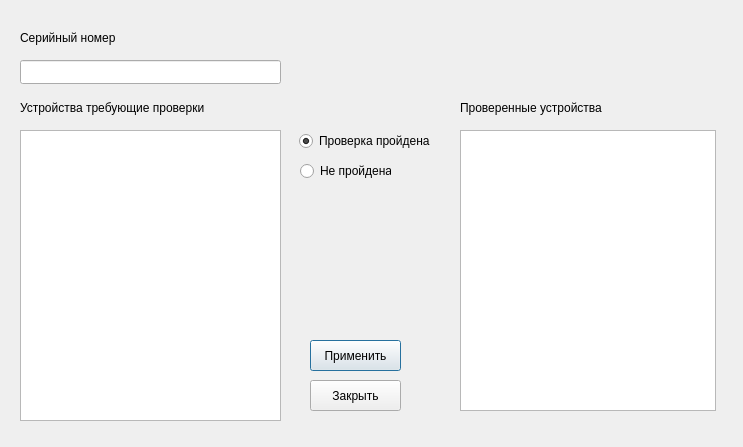
Above: app/otkcontrolwindow.ui from AlexeyScherbakov2021/Remont before the change. Below: the same form after it.
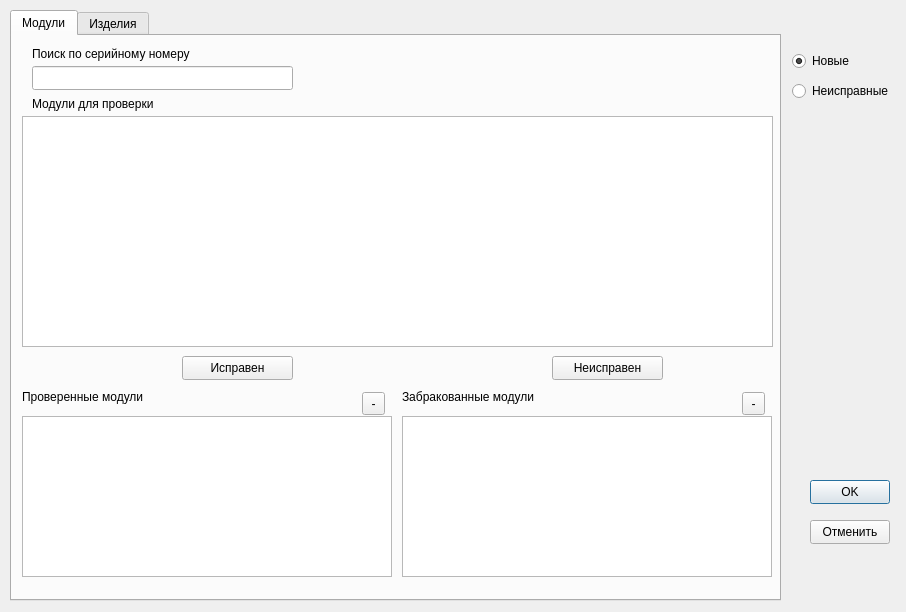
That is the form after the change.

Diff of the .ui file:
```diff
--- a/app/otkcontrolwindow.ui
+++ b/app/otkcontrolwindow.ui
@@ -6,70 +6,361 @@
    <rect>
     <x>0</x>
     <y>0</y>
-    <width>743</width>
-    <height>447</height>
+    <width>906</width>
+    <height>612</height>
    </rect>
   </property>
   <property name="windowTitle">
    <string>Проверка ОТК</string>
   </property>
-  <widget class="QLabel" name="label">
+  <widget class="QPushButton" name="pbOK">
    <property name="geometry">
     <rect>
-     <x>20</x>
-     <y>30</y>
-     <width>121</width>
-     <height>16</height>
+     <x>810</x>
+     <y>480</y>
+     <width>80</width>
+     <height>24</height>
     </rect>
    </property>
    <property name="text">
-    <string>Серийный номер</string>
+    <string>OK</string>
    </property>
   </widget>
-  <widget class="QLineEdit" name="leNumber">
+  <widget class="QPushButton" name="pbCancel">
    <property name="geometry">
     <rect>
-     <x>20</x>
-     <y>60</y>
-     <width>261</width>
+     <x>810</x>
+     <y>520</y>
+     <width>80</width>
      <height>24</height>
     </rect>
    </property>
-  </widget>
-  <widget class="QListWidget" name="lwDevice">
-   <property name="geometry">
-    <rect>
-     <x>20</x>
-     <y>130</y>
-     <width>261</width>
-     <height>291</height>
-    </rect>
+   <property name="text">
+    <string>Отменить</string>
    </property>
   </widget>
-  <widget class="QLabel" name="label_2">
+  <widget class="QTabWidget" name="tabWidget">
    <property name="geometry">
     <rect>
-     <x>20</x>
-     <y>100</y>
-     <width>211</width>
-     <height>16</height>
+     <x>10</x>
+     <y>10</y>
+     <width>771</width>
+     <height>591</height>
     </rect>
    </property>
-   <property name="text">
-    <string>Устройства требующие проверки</string>
+   <property name="currentIndex">
+    <number>0</number>
    </property>
+   <widget class="QWidget" name="tab">
+    <attribute name="title">
+     <string>Модули</string>
+    </attribute>
+    <widget class="QLabel" name="label">
+     <property name="geometry">
+      <rect>
+       <x>20</x>
+       <y>10</y>
+       <width>191</width>
+       <height>16</height>
+      </rect>
+     </property>
+     <property name="text">
+      <string>Поиск по серийному номеру</string>
+     </property>
+    </widget>
+    <widget class="QLineEdit" name="leNumModul">
+     <property name="geometry">
+      <rect>
+       <x>20</x>
+       <y>30</y>
+       <width>261</width>
+       <height>24</height>
+      </rect>
+     </property>
+    </widget>
+    <widget class="QLabel" name="label_2">
+     <property name="geometry">
+      <rect>
+       <x>20</x>
+       <y>60</y>
+       <width>211</width>
+       <height>16</height>
+      </rect>
+     </property>
+     <property name="text">
+      <string>Модули для проверки</string>
+     </property>
+    </widget>
+    <widget class="QListWidget" name="lwModul">
+     <property name="geometry">
+      <rect>
+       <x>10</x>
+       <y>80</y>
+       <width>751</width>
+       <height>231</height>
+      </rect>
+     </property>
+    </widget>
+    <widget class="QPushButton" name="pbCheck">
+     <property name="geometry">
+      <rect>
+       <x>170</x>
+       <y>320</y>
+       <width>111</width>
+       <height>24</height>
+      </rect>
+     </property>
+     <property name="text">
+      <string>Исправен</string>
+     </property>
+    </widget>
+    <widget class="QPushButton" name="pbBroken">
+     <property name="geometry">
+      <rect>
+       <x>540</x>
+       <y>320</y>
+       <width>111</width>
+       <height>24</height>
+      </rect>
+     </property>
+     <property name="text">
+      <string>Неисправен</string>
+     </property>
+    </widget>
+    <widget class="QLabel" name="label_3">
+     <property name="geometry">
+      <rect>
+       <x>10</x>
+       <y>353</y>
+       <width>161</width>
+       <height>16</height>
+      </rect>
+     </property>
+     <property name="text">
+      <string>Проверенные модули</string>
+     </property>
+    </widget>
+    <widget class="QListWidget" name="lwChecked">
+     <property name="geometry">
+      <rect>
+       <x>10</x>
+       <y>380</y>
+       <width>370</width>
+       <height>161</height>
+      </rect>
+     </property>
+    </widget>
+    <widget class="QToolButton" name="tbDelCheck">
+     <property name="geometry">
+      <rect>
+       <x>350</x>
+       <y>356</y>
+       <width>23</width>
+       <height>23</height>
+      </rect>
+     </property>
+     <property name="text">
+      <string>-</string>
+     </property>
+    </widget>
+    <widget class="QLabel" name="label_4">
+     <property name="geometry">
+      <rect>
+       <x>390</x>
+       <y>353</y>
+       <width>161</width>
+       <height>16</height>
+      </rect>
+     </property>
+     <property name="text">
+      <string>Забракованные модули</string>
+     </property>
+    </widget>
+    <widget class="QToolButton" name="tbDelBroken">
+     <property name="geometry">
+      <rect>
+       <x>730</x>
+       <y>356</y>
+       <width>23</width>
+       <height>23</height>
+      </rect>
+     </property>
+     <property name="text">
+      <string>-</string>
+     </property>
+    </widget>
+    <widget class="QListWidget" name="lwBroken">
+     <property name="geometry">
+      <rect>
+       <x>390</x>
+       <y>380</y>
+       <width>370</width>
+       <height>161</height>
+      </rect>
+     </property>
+    </widget>
+   </widget>
+   <widget class="QWidget" name="tab_2">
+    <attribute name="title">
+     <string>Изделия</string>
+    </attribute>
+    <widget class="QLabel" name="label_5">
+     <property name="geometry">
+      <rect>
+       <x>390</x>
+       <y>353</y>
+       <width>140</width>
+       <height>16</height>
+      </rect>
+     </property>
+     <property name="text">
+      <string>Забракованные модули</string>
+     </property>
+    </widget>
+    <widget class="QToolButton" name="tbDelCheckProd">
+     <property name="geometry">
+      <rect>
+       <x>350</x>
+       <y>355</y>
+       <width>23</width>
+       <height>23</height>
+      </rect>
+     </property>
+     <property name="text">
+      <string>-</string>
+     </property>
+    </widget>
+    <widget class="QListWidget" name="lwBrokenProd">
+     <property name="geometry">
+      <rect>
+       <x>390</x>
+       <y>380</y>
+       <width>370</width>
+       <height>161</height>
+      </rect>
+     </property>
+    </widget>
+    <widget class="QLabel" name="label_6">
+     <property name="geometry">
+      <rect>
+       <x>20</x>
+       <y>10</y>
+       <width>191</width>
+       <height>16</height>
+      </rect>
+     </property>
+     <property name="text">
+      <string>Поиск по серийному номеру</string>
+     </property>
+    </widget>
+    <widget class="QLabel" name="label_7">
+     <property name="geometry">
+      <rect>
+       <x>10</x>
+       <y>353</y>
+       <width>131</width>
+       <height>16</height>
+      </rect>
+     </property>
+     <property name="text">
+      <string>Проверенные модули</string>
+     </property>
+    </widget>
+    <widget class="QLabel" name="label_8">
+     <property name="geometry">
+      <rect>
+       <x>20</x>
+       <y>60</y>
+       <width>211</width>
+       <height>16</height>
+      </rect>
+     </property>
+     <property name="text">
+      <string>Модули для проверки</string>
+     </property>
+    </widget>
+    <widget class="QLineEdit" name="leNumProduct">
+     <property name="geometry">
+      <rect>
+       <x>20</x>
+       <y>30</y>
+       <width>261</width>
+       <height>24</height>
+      </rect>
+     </property>
+    </widget>
+    <widget class="QPushButton" name="pbCheckProd">
+     <property name="geometry">
+      <rect>
+       <x>170</x>
+       <y>320</y>
+       <width>111</width>
+       <height>24</height>
+      </rect>
+     </property>
+     <property name="text">
+      <string>Исправен</string>
+     </property>
+    </widget>
+    <widget class="QPushButton" name="pbBrokenProd">
+     <property name="geometry">
+      <rect>
+       <x>540</x>
+       <y>320</y>
+       <width>111</width>
+       <height>24</height>
+      </rect>
+     </property>
+     <property name="text">
+      <string>Неисправен</string>
+     </property>
+    </widget>
+    <widget class="QToolButton" name="tbDelBrokenProd">
+     <property name="geometry">
+      <rect>
+       <x>730</x>
+       <y>354</y>
+       <width>23</width>
+       <height>23</height>
+      </rect>
+     </property>
+     <property name="text">
+      <string>-</string>
+     </property>
+    </widget>
+    <widget class="QListWidget" name="lwProduct">
+     <property name="geometry">
+      <rect>
+       <x>10</x>
+       <y>80</y>
+       <width>751</width>
+       <height>231</height>
+      </rect>
+     </property>
+    </widget>
+    <widget class="QListWidget" name="lwCheckedProd">
+     <property name="geometry">
+      <rect>
+       <x>10</x>
+       <y>380</y>
+       <width>370</width>
+       <height>161</height>
+      </rect>
+     </property>
+    </widget>
+   </widget>
   </widget>
   <widget class="QRadioButton" name="rbPassed">
    <property name="geometry">
     <rect>
-     <x>299</x>
-     <y>130</y>
-     <width>151</width>
+     <x>792</x>
+     <y>50</y>
+     <width>91</width>
      <height>22</height>
     </rect>
    </property>
    <property name="text">
-    <string>Проверка пройдена</string>
+    <string>Новые</string>
    </property>
    <property name="checked">
     <bool>true</bool>
@@ -78,63 +369,14 @@
   <widget class="QRadioButton" name="rbFailed">
    <property name="geometry">
     <rect>
-     <x>300</x>
-     <y>160</y>
-     <width>91</width>
+     <x>792</x>
+     <y>80</y>
+     <width>111</width>
      <height>22</height>
     </rect>
    </property>
    <property name="text">
-    <string>Не пройдена</string>
-   </property>
-  </widget>
-  <widget class="QPushButton" name="pbApply">
-   <property name="geometry">
-    <rect>
-     <x>310</x>
-     <y>340</y>
-     <width>91</width>
-     <height>31</height>
-    </rect>
-   </property>
-   <property name="text">
-    <string>Применить</string>
-   </property>
-  </widget>
-  <widget class="QPushButton" name="pbClose">
-   <property name="geometry">
-    <rect>
-     <x>310</x>
-     <y>380</y>
-     <width>91</width>
-     <height>31</height>
-    </rect>
-   </property>
-   <property name="text">
-    <string>Закрыть</string>
-   </property>
-  </widget>
-  <widget class="QListWidget" name="lwChecked">
-   <property name="geometry">
-    <rect>
-     <x>460</x>
-     <y>130</y>
-     <width>256</width>
-     <height>281</height>
-    </rect>
-   </property>
-  </widget>
-  <widget class="QLabel" name="label_3">
-   <property name="geometry">
-    <rect>
-     <x>460</x>
-     <y>100</y>
-     <width>211</width>
-     <height>16</height>
-    </rect>
-   </property>
-   <property name="text">
-    <string>Проверенные устройства</string>
+    <string>Неисправные</string>
    </property>
   </widget>
  </widget>
```
Left out of the diff: 28 changed lines with no effect on the pictures.
